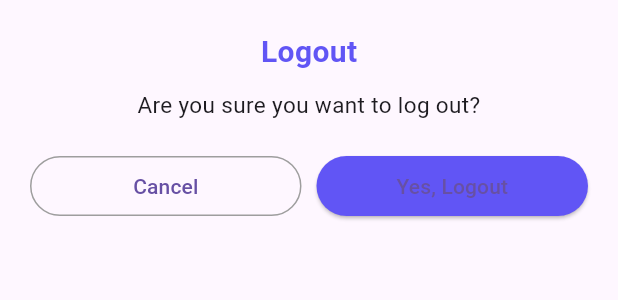
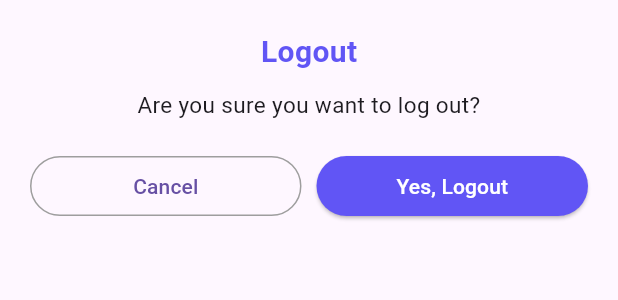
Before and after one commit to Nourhan-mo7amed/masrofy, a Flutter app: the LogoutBottomSheet widget shown alone on an empty page, opened directly, on a phone screen of 412 x 824 dp. Shown: the top 300 px of the screen. Run offline on Flutter 3.47's test engine with Material 3 defaults, Android fonts, the phone set to English and light mode, and no system bars; our stand-ins replace cloud_firestore, firebase_auth, firebase_core, fl_chart, google_sign_in, lottie and 1 more; accounts and stored records are empty; network calls fail.

Commit message:
refactor: update logout confirmation text color for improved UI consistency

```diff
--- a/lib/widgets/LogoutBottomSheet.dart
+++ b/lib/widgets/LogoutBottomSheet.dart
@@ -65,7 +65,7 @@ class LogoutBottomSheet extends StatelessWidget {
                           borderRadius: BorderRadius.circular(30),
                         ),
                       ),
-                      child: Text(loc.confirmLogout),
+                      child: Text(loc.confirmLogout ,style: TextStyle(color: Colors.white),),
                       // "نعم، تسجيل الخروج" أو "Yes, Logout"
                     ),
                   ),
```
